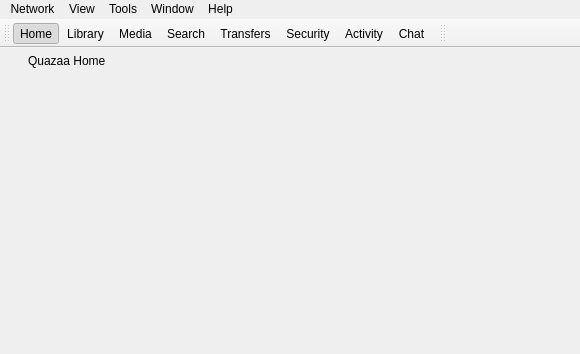
First picture: the form in branches/Rewrite/UI/winmain.ui, repository c3c/quazaa, before the edit.
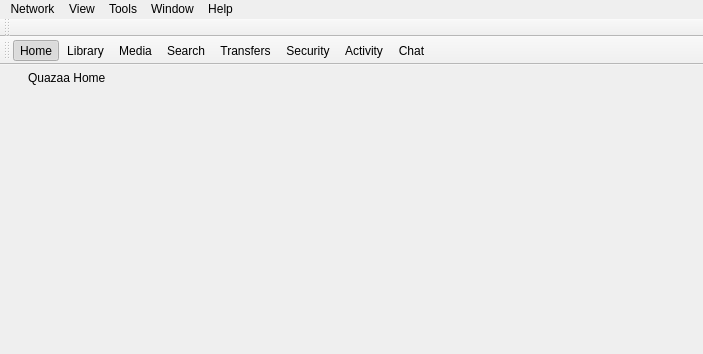
Second picture: the form after the edit. Icons and pictures are not drawn.

Commit message: Removed remaining hard coded skinning style sheets from ui. Fixed default app menu appearing to right of nav toolbar. Now appears where menu should appear.

The edit to the form file:
```diff
--- a/branches/Rewrite/UI/winmain.ui
+++ b/branches/Rewrite/UI/winmain.ui
@@ -6,7 +6,7 @@
    <rect>
     <x>0</x>
     <y>0</y>
-    <width>580</width>
+    <width>703</width>
     <height>354</height>
    </rect>
   </property>
@@ -102,7 +102,7 @@
     <rect>
      <x>0</x>
      <y>0</y>
-     <width>580</width>
+     <width>703</width>
      <height>21</height>
     </rect>
    </property>
@@ -218,6 +218,28 @@
     <bool>false</bool>
    </property>
   </widget>
+  <widget class="QToolBar" name="toolBarMainMenu">
+   <property name="contextMenuPolicy">
+    <enum>Qt::PreventContextMenu</enum>
+   </property>
+   <property name="windowTitle">
+    <string>toolBar</string>
+   </property>
+   <property name="styleSheet">
+    <string notr="true">QMenuBar::item:!selected,  QMenuBar::item:!pressed {
+    background: transparent;
+}</string>
+   </property>
+   <property name="allowedAreas">
+    <set>Qt::BottomToolBarArea|Qt::TopToolBarArea</set>
+   </property>
+   <attribute name="toolBarArea">
+    <enum>TopToolBarArea</enum>
+   </attribute>
+   <attribute name="toolBarBreak">
+    <bool>false</bool>
+   </attribute>
+  </widget>
   <widget class="QToolBar" name="toolBarNavigation">
    <property name="contextMenuPolicy">
     <enum>Qt::PreventContextMenu</enum>
@@ -225,12 +247,6 @@
    <property name="windowTitle">
     <string>toolBar</string>
    </property>
-   <property name="iconSize">
-    <size>
-     <width>20</width>
-     <height>20</height>
-    </size>
-   </property>
    <property name="toolButtonStyle">
     <enum>Qt::ToolButtonTextBesideIcon</enum>
    </property>
@@ -241,7 +257,7 @@
     <enum>TopToolBarArea</enum>
    </attribute>
    <attribute name="toolBarBreak">
-    <bool>false</bool>
+    <bool>true</bool>
    </attribute>
    <addaction name="actionHome"/>
    <addaction name="actionLibrary"/>
@@ -252,28 +268,6 @@
    <addaction name="actionActivity"/>
    <addaction name="actionChat"/>
   </widget>
-  <widget class="QToolBar" name="toolBarMainMenu">
-   <property name="contextMenuPolicy">
-    <enum>Qt::PreventContextMenu</enum>
-   </property>
-   <property name="windowTitle">
-    <string>toolBar</string>
-   </property>
-   <property name="styleSheet">
-    <string notr="true">QMenuBar::item:!selected,  QMenuBar::item:!pressed {
-    background: transparent;
-}</string>
-   </property>
-   <property name="allowedAreas">
-    <set>Qt::BottomToolBarArea|Qt::TopToolBarArea</set>
-   </property>
-   <attribute name="toolBarArea">
-    <enum>TopToolBarArea</enum>
-   </attribute>
-   <attribute name="toolBarBreak">
-    <bool>false</bool>
-   </attribute>
-  </widget>
   <action name="actionExit">
    <property name="icon">
     <iconset resource="../Resource.qrc">
```
Left out of the diff: 6 changed lines with no effect on the pictures. The commit also changes 33 other files.
